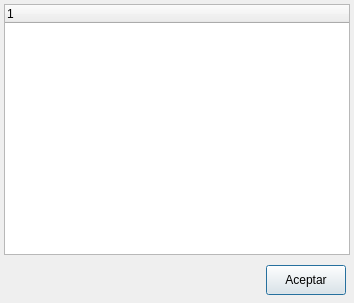
This is ui/informacion.ui in Monthy/gr-lida as Qt 5 draws it before an edit. The edited form follows.
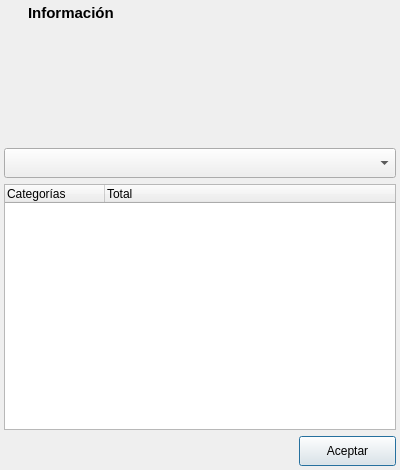
This is the edited form. Icons and pictures are not drawn.

Patch:
```diff
--- a/ui/informacion.ui
+++ b/ui/informacion.ui
@@ -1,12 +1,13 @@
-<ui version="4.0" >
- <class>InfoClass</class>
- <widget class="QDialog" name="InfoClass" >
-  <property name="geometry" >
+<?xml version="1.0" encoding="UTF-8"?>
+<ui version="4.0">
+ <class>frmInfo</class>
+ <widget class="QDialog" name="frmInfo">
+  <property name="geometry">
    <rect>
     <x>0</x>
     <y>0</y>
-    <width>354</width>
-    <height>303</height>
+    <width>400</width>
+    <height>470</height>
    </rect>
   </property>
   <property name="windowTitle" >
@@ -16,46 +17,321 @@
    <iconset resource="../res/grlida.qrc" >
     <normaloff>:/img16/informacion.png</normaloff>:/img16/informacion.png</iconset>
   </property>
-  <layout class="QVBoxLayout" name="layout" >
-   <property name="spacing" >
-    <number>6</number>
-   </property>
-   <property name="margin" >
+  <layout class="QGridLayout" name="gridLayout" columnstretch="0,1,0,0">
+   <property name="margin">
     <number>4</number>
    </property>
-   <item>
-    <widget class="QTreeWidget" name="twInfo" >
-     <property name="focusPolicy" >
+   <item row="1" column="0">
+    <widget class="QLabel" name="lb_info_grlida_ico">
+     <property name="minimumSize">
+      <size>
+       <width>30</width>
+       <height>18</height>
+      </size>
+     </property>
+     <property name="maximumSize">
+      <size>
+       <width>30</width>
+       <height>16777215</height>
+      </size>
+     </property>
+     <property name="pixmap">
+      <pixmap resource="../res/gr-lida.qrc">:/img16/gr-lida.png</pixmap>
+     </property>
+     <property name="alignment">
+      <set>Qt::AlignRight|Qt::AlignTrailing|Qt::AlignVCenter</set>
+     </property>
+    </widget>
+   </item>
+   <item row="1" column="1">
+    <widget class="QLabel" name="lb_info_grlida"/>
+   </item>
+   <item row="1" column="2">
+    <widget class="QLabel" name="lb_info_grlida_version">
+     <property name="minimumSize">
+      <size>
+       <width>46</width>
+       <height>0</height>
+      </size>
+     </property>
+     <property name="font">
+      <font>
+       <weight>75</weight>
+       <bold>true</bold>
+      </font>
+     </property>
+     <property name="alignment">
+      <set>Qt::AlignCenter</set>
+     </property>
+    </widget>
+   </item>
+   <item row="1" column="3">
+    <spacer name="horizontalSpacer">
+     <property name="orientation">
+      <enum>Qt::Horizontal</enum>
+     </property>
+     <property name="sizeHint" stdset="0">
+      <size>
+       <width>180</width>
+       <height>16</height>
+      </size>
+     </property>
+    </spacer>
+   </item>
+   <item row="2" column="0">
+    <widget class="QLabel" name="lb_info_qt_ico">
+     <property name="minimumSize">
+      <size>
+       <width>30</width>
+       <height>18</height>
+      </size>
+     </property>
+     <property name="maximumSize">
+      <size>
+       <width>30</width>
+       <height>16777215</height>
+      </size>
+     </property>
+     <property name="pixmap">
+      <pixmap resource="../res/gr-lida.qrc">:/img16/qt.png</pixmap>
+     </property>
+     <property name="alignment">
+      <set>Qt::AlignRight|Qt::AlignTrailing|Qt::AlignVCenter</set>
+     </property>
+    </widget>
+   </item>
+   <item row="2" column="1">
+    <widget class="QLabel" name="lb_info_qt"/>
+   </item>
+   <item row="2" column="2">
+    <widget class="QLabel" name="lb_info_qt_version">
+     <property name="minimumSize">
+      <size>
+       <width>46</width>
+       <height>0</height>
+      </size>
+     </property>
+     <property name="font">
+      <font>
+       <weight>75</weight>
+       <bold>true</bold>
+      </font>
+     </property>
+     <property name="alignment">
+      <set>Qt::AlignCenter</set>
+     </property>
+    </widget>
+   </item>
+   <item row="3" column="0">
+    <widget class="QLabel" name="lb_info_dosbox_ico">
+     <property name="minimumSize">
+      <size>
+       <width>30</width>
+       <height>18</height>
+      </size>
+     </property>
+     <property name="maximumSize">
+      <size>
+       <width>30</width>
+       <height>16777215</height>
+      </size>
+     </property>
+     <property name="pixmap">
+      <pixmap resource="../res/gr-lida.qrc">:/img16/dosbox.png</pixmap>
+     </property>
+     <property name="alignment">
+      <set>Qt::AlignRight|Qt::AlignTrailing|Qt::AlignVCenter</set>
+     </property>
+    </widget>
+   </item>
+   <item row="3" column="1">
+    <widget class="QLabel" name="lb_info_dosbox"/>
+   </item>
+   <item row="3" column="2">
+    <widget class="QLabel" name="lb_info_dosbox_version">
+     <property name="minimumSize">
+      <size>
+       <width>46</width>
+       <height>0</height>
+      </size>
+     </property>
+     <property name="font">
+      <font>
+       <weight>75</weight>
+       <bold>true</bold>
+      </font>
+     </property>
+     <property name="alignment">
+      <set>Qt::AlignCenter</set>
+     </property>
+    </widget>
+   </item>
+   <item row="4" column="0">
+    <widget class="QLabel" name="lb_info_scummvm_ico">
+     <property name="minimumSize">
+      <size>
+       <width>30</width>
+       <height>18</height>
+      </size>
+     </property>
+     <property name="maximumSize">
+      <size>
+       <width>30</width>
+       <height>16777215</height>
+      </size>
+     </property>
+     <property name="pixmap">
+      <pixmap resource="../res/gr-lida.qrc">:/img16/scummvm.png</pixmap>
+     </property>
+     <property name="alignment">
+      <set>Qt::AlignRight|Qt::AlignTrailing|Qt::AlignVCenter</set>
+     </property>
+    </widget>
+   </item>
+   <item row="4" column="1">
+    <widget class="QLabel" name="lb_info_scummvm"/>
+   </item>
+   <item row="4" column="2">
+    <widget class="QLabel" name="lb_info_scummvm_version">
+     <property name="minimumSize">
+      <size>
+       <width>46</width>
+       <height>0</height>
+      </size>
+     </property>
+     <property name="font">
+      <font>
+       <weight>75</weight>
+       <bold>true</bold>
+      </font>
+     </property>
+     <property name="alignment">
+      <set>Qt::AlignCenter</set>
+     </property>
+    </widget>
+   </item>
+   <item row="5" column="0">
+    <widget class="QLabel" name="lb_info_vdmsound_ico">
+     <property name="minimumSize">
+      <size>
+       <width>30</width>
+       <height>18</height>
+      </size>
+     </property>
+     <property name="maximumSize">
+      <size>
+       <width>30</width>
+       <height>16777215</height>
+      </size>
+     </property>
+     <property name="pixmap">
+      <pixmap resource="../res/gr-lida.qrc">:/img16/vdmsound.png</pixmap>
+     </property>
+     <property name="alignment">
+      <set>Qt::AlignRight|Qt::AlignTrailing|Qt::AlignVCenter</set>
+     </property>
+    </widget>
+   </item>
+   <item row="5" column="1">
+    <widget class="QLabel" name="lb_info_vdmsound"/>
+   </item>
+   <item row="5" column="2">
+    <widget class="QLabel" name="lb_info_vdmsound_version">
+     <property name="minimumSize">
+      <size>
+       <width>46</width>
+       <height>0</height>
+      </size>
+     </property>
+     <property name="font">
+      <font>
+       <weight>75</weight>
+       <bold>true</bold>
+      </font>
+     </property>
+     <property name="alignment">
+      <set>Qt::AlignCenter</set>
+     </property>
+    </widget>
+   </item>
+   <item row="0" column="0" colspan="4">
+    <layout class="QHBoxLayout" name="horizontalLayout">
+     <item>
+      <widget class="QLabel" name="lb_info_ico">
+       <property name="minimumSize">
+        <size>
+         <width>18</width>
+         <height>18</height>
+        </size>
+       </property>
+       <property name="maximumSize">
+        <size>
+         <width>18</width>
+         <height>16777215</height>
+        </size>
+       </property>
+       <property name="font">
+        <font>
+         <pointsize>11</pointsize>
+         <weight>75</weight>
+         <bold>true</bold>
+        </font>
+       </property>
+       <property name="pixmap">
+        <pixmap resource="../res/gr-lida.qrc">:/img16/informacion.png</pixmap>
+       </property>
+       <property name="alignment">
+        <set>Qt::AlignCenter</set>
+       </property>
+      </widget>
+     </item>
+     <item>
+      <widget class="QLabel" name="lb_info">
+       <property name="font">
+        <font>
+         <pointsize>11</pointsize>
+         <weight>75</weight>
+         <bold>true</bold>
+        </font>
+       </property>
+       <property name="text">
+        <string>Información</string>
+       </property>
+      </widget>
+     </item>
+    </layout>
+   </item>
+   <item row="6" column="0" colspan="4">
+    <widget class="QComboBox" name="cbxCategorias">
+     <property name="minimumSize">
+      <size>
+       <width>0</width>
+       <height>30</height>
+      </size>
+     </property>
+     <property name="sizeAdjustPolicy">
+      <enum>QComboBox::AdjustToContents</enum>
+     </property>
+     <property name="iconSize">
+      <size>
+       <width>24</width>
+       <height>24</height>
+      </size>
+     </property>
+    </widget>
+   </item>
+   <item row="7" column="0" colspan="4">
+    <widget class="QTreeWidget" name="twInfo">
+     <property name="focusPolicy">
       <enum>Qt::ClickFocus</enum>
      </property>
-     <property name="frameShadow" >
-      <enum>QFrame::Sunken</enum>
-     </property>
-     <property name="verticalScrollBarPolicy" >
-      <enum>Qt::ScrollBarAsNeeded</enum>
-     </property>
-     <property name="horizontalScrollBarPolicy" >
-      <enum>Qt::ScrollBarAlwaysOff</enum>
-     </property>
-     <property name="showDropIndicator" stdset="0" >
-      <bool>false</bool>
-     </property>
-     <property name="alternatingRowColors" >
-      <bool>false</bool>
-     </property>
-     <property name="iconSize" >
+     <property name="iconSize">
       <size>
        <width>16</width>
        <height>16</height>
       </size>
      </property>
-     <property name="textElideMode" >
-      <enum>Qt::ElideNone</enum>
-     </property>
-     <property name="rootIsDecorated" >
-      <bool>false</bool>
-     </property>
-     <property name="uniformRowHeights" >
+     <property name="uniformRowHeights">
       <bool>true</bool>
      </property>
      <property name="itemsExpandable" >
@@ -65,24 +341,24 @@
       <bool>true</bool>
      </property>
      <column>
-      <property name="text" >
-       <string/>
+      <property name="text">
+       <string>Categorías</string>
       </property>
      </column>
      <column>
-      <property name="text" >
-       <string/>
+      <property name="text">
+       <string>Total</string>
       </property>
      </column>
     </widget>
    </item>
-   <item>
-    <layout class="QHBoxLayout" name="hLayout_1" >
-     <property name="spacing" >
-      <number>6</number>
+   <item row="8" column="0" colspan="4">
+    <layout class="QHBoxLayout" name="hLayout_1">
+     <property name="spacing">
+      <number>0</number>
      </property>
-     <property name="margin" >
-      <number>4</number>
+     <property name="margin">
+      <number>0</number>
      </property>
      <item>
       <spacer name="hSpacer_1" >
@@ -98,10 +374,10 @@
       </spacer>
      </item>
      <item>
-      <widget class="QPushButton" name="btnOk" >
-       <property name="minimumSize" >
+      <widget class="QPushButton" name="btnOk">
+       <property name="minimumSize">
         <size>
-         <width>0</width>
+         <width>97</width>
          <height>30</height>
         </size>
        </property>
@@ -118,7 +394,7 @@
    </item>
   </layout>
  </widget>
- <layoutdefault spacing="6" margin="11" />
+ <layoutdefault spacing="6" margin="11"/>
  <tabstops>
   <tabstop>twInfo</tabstop>
   <tabstop>btnOk</tabstop>
```
Left out of the diff: 46 changed lines with no effect on the pictures.
